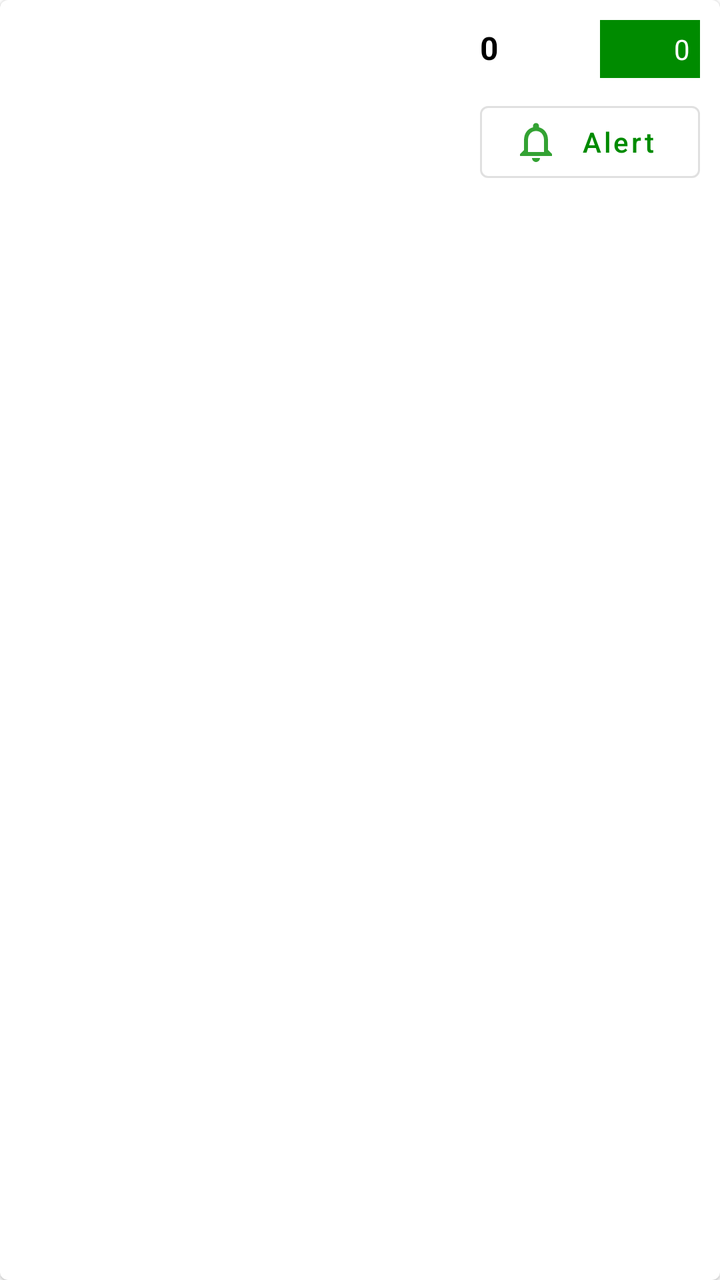
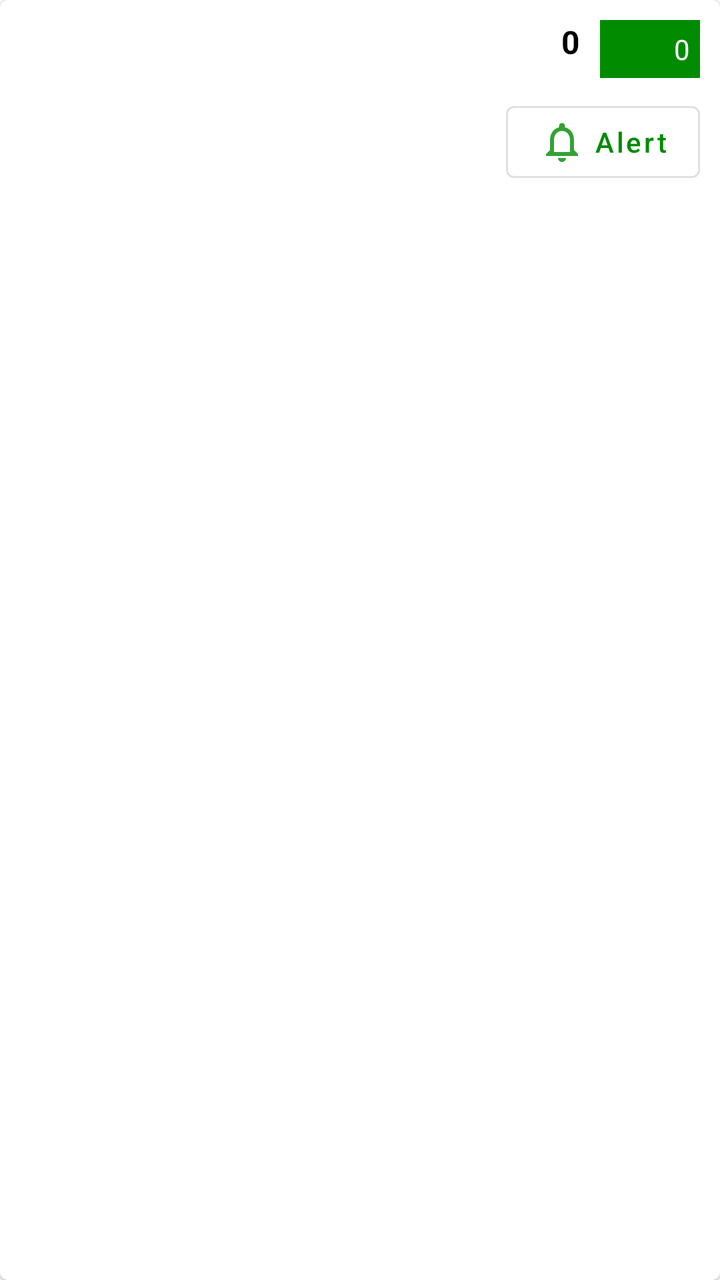

Compare the two renders of this Android layout. The source of the first and the diff that turns it into the second are given below.
<!-- AndroidManifest.xml: application theme AppTheme -->
<!-- res/layout/watch_list_content.xml -->
<?xml version="1.0" encoding="utf-8"?>
<com.google.android.material.card.MaterialCardView
    xmlns:android="http://schemas.android.com/apk/res/android" android:layout_width="match_parent"
    android:layout_height="wrap_content"
    android:layout_margin="5dp"
    >
    <RelativeLayout
        android:layout_width="wrap_content"
        android:layout_height="wrap_content"
        ><LinearLayout
            android:layout_width="wrap_content"
            android:layout_height="match_parent"
            android:orientation="vertical"
            android:layout_alignParentLeft="true"
            android:layout_margin="10dp"
            >
            <TextView
                android:layout_width="wrap_content"
                android:layout_height="wrap_content"
                android:id="@+id/watched_symbol"
                android:textStyle="bold"
                android:textSize="18sp"
                android:textColor="#000"
                />
            <TextView
                android:layout_width="wrap_content"
                android:layout_height="wrap_content"
                android:text=""
                android:id="@+id/company_name"
                />
            <TextView
                android:layout_marginTop="8dp"
                android:layout_width="wrap_content"
                android:layout_height="wrap_content"
                android:id="@+id/watched_sell"/>
            <TextView
                android:layout_width="wrap_content"
                android:layout_height="wrap_content"
                android:id="@+id/watched_buy"
                />
        </LinearLayout>
        <LinearLayout
            android:layout_width="wrap_content"
            android:layout_height="wrap_content"
            android:orientation="vertical"
            android:layout_alignParentRight="true"
            android:layout_margin="10dp"
            >
            <LinearLayout
                android:layout_width="wrap_content"
                android:layout_height="wrap_content"
                android:orientation="horizontal"
                android:layout_weight="1" >
                <TextView
                    android:layout_width="wrap_content"
                    android:layout_height="wrap_content"
                    android:id="@+id/current_price"
                    android:textSize="16sp"
                    android:textStyle="bold"
                    android:textColor="#000"
                    android:width="50dp"
                    android:text="0"
                    android:layout_marginEnd="10dp"
                    />
                <com.google.android.material.textview.MaterialTextView
                    android:background="@color/colorPrimary"
                    android:layout_width="50dp"
                    android:layout_height="wrap_content"
                    android:id="@+id/percent_change"
                    android:textAlignment="viewEnd"
                    android:textColor="#ffff"
                    android:padding="5dp"
                    android:text="0"/>
            </LinearLayout>
            <com.google.android.material.button.MaterialButton
                android:id="@+id/btn_buy_sell"
                android:layout_width="fill_parent"
                android:layout_height="wrap_content"
                android:layout_marginTop="8dp"
                style="?attr/materialButtonOutlinedStyle"
                android:textAllCaps="false"
                android:drawableLeft="@drawable/ic_action_notify"
                android:drawableTint="@color/colorPrimary"
                android:text="Alert"
                />
        </LinearLayout>
    </RelativeLayout>
</com.google.android.material.card.MaterialCardView>
<!-- resources referenced by this layout -->
<resources>
  <color name="colorPrimary">#008b00</color>
  <!-- drawable ic_action_notify (drawable-anydpi) -->
  <vector xmlns:android="http://schemas.android.com/apk/res/android"
      android:width="24dp"
      android:height="24dp"
      android:viewportWidth="24"
      android:viewportHeight="24"
      android:tint="#FFFFFF"
      android:alpha="0.8">
      <path
          android:fillColor="#FF000000"
          android:pathData="M12,22c1.1,0 2,-0.9 2,-2h-4c0,1.1 0.9,2 2,2zM18,16v-5c0,-3.07 -1.63,-5.64 -4.5,-6.32L13.5,4c0,-0.83 -0.67,-1.5 -1.5,-1.5s-1.5,0.67 -1.5,1.5v0.68C7.64,5.36 6,7.92 6,11v5l-2,2v1h16v-1l-2,-2zM16,17L8,17v-6c0,-2.48 1.51,-4.5 4,-4.5s4,2.02 4,4.5v6z"/>
  </vector>
  <style name="AppTheme" parent="Theme.MaterialComponents.Light">
          
          <item name="colorPrimary">@color/colorPrimary</item>
          <item name="colorPrimaryDark">@color/colorPrimaryDark</item>
          <item name="colorAccent">@color/colorAccent</item>
          <item name="statusBarBackground">@color/colorAccent</item>
          <item name="colorControlNormal">@color/colorWhite</item>
      </style>
  <color name="colorPrimaryDark">#00b248</color>
  <color name="colorAccent">#008b00</color>
  <color name="colorWhite">#ffffff</color>
</resources>

<!-- the commit's change to res/layout/watch_list_content.xml (unified diff, before → after) -->
@@ -51,6 +51,9 @@
                 android:layout_height="wrap_content"
                 android:orientation="horizontal"
                 android:layout_weight="1" >
+                <RelativeLayout
+                    android:layout_width="wrap_content"
+                    android:layout_height="wrap_content">
                 <TextView
                     android:layout_width="wrap_content"
                     android:layout_height="wrap_content"
@@ -58,9 +61,8 @@
                     android:textSize="16sp"
                     android:textStyle="bold"
                     android:textColor="#000"
-                    android:width="50dp"
                     android:text="0"
-                    android:layout_marginEnd="10dp"
+                    android:layout_toLeftOf="@id/percent_change"
                     />
                 <com.google.android.material.textview.MaterialTextView
                     android:background="@color/colorPrimary"
@@ -70,19 +72,25 @@
                     android:textAlignment="viewEnd"
                     android:textColor="#ffff"
                     android:padding="5dp"
+                    android:layout_alignParentRight="true"
+                    android:layout_marginLeft="10dp"
                     android:text="0"/>
+                    <com.google.android.material.button.MaterialButton
+                        android:id="@+id/btn_buy_sell"
+                        android:layout_alignParentRight="true"
+                        android:layout_below="@id/percent_change"
+                        android:layout_width="wrap_content"
+                        android:layout_height="wrap_content"
+                        android:layout_marginTop="8dp"
+                        android:textAllCaps="false"
+                        android:drawableLeft="@drawable/ic_action_notify"
+                        android:drawableTint="@color/colorPrimary"
+                        android:text="Alert"
+                        style="?attr/materialButtonOutlinedStyle"
+                        />
+                </RelativeLayout>
             </LinearLayout>
-            <com.google.android.material.button.MaterialButton
-                android:id="@+id/btn_buy_sell"
-                android:layout_width="fill_parent"
-                android:layout_height="wrap_content"
-                android:layout_marginTop="8dp"
-                style="?attr/materialButtonOutlinedStyle"
-                android:textAllCaps="false"
-                android:drawableLeft="@drawable/ic_action_notify"
-                android:drawableTint="@color/colorPrimary"
-                android:text="Alert"
-                />
+
         </LinearLayout>
     </RelativeLayout>
 </com.google.android.material.card.MaterialCardView>
